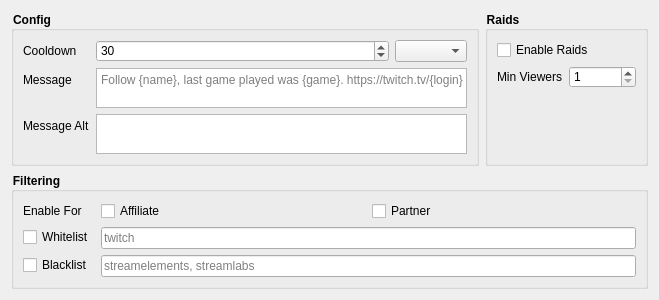
edoren/EdoBot, file components/auto_shoutout/config.ui: the form before one commit.
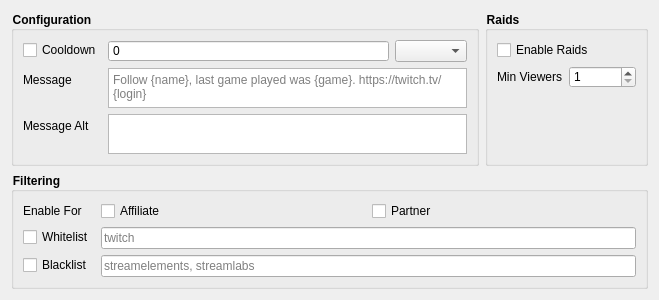
The form after the commit. Custom widgets are drawn as their Qt base class.

Commit message:
Added way to ignore the cooldown and only shoutout one time
- Added support for channel points

Diff of the .ui file:
```diff
--- a/components/auto_shoutout/config.ui
+++ b/components/auto_shoutout/config.ui
@@ -7,11 +7,14 @@
     <x>0</x>
     <y>0</y>
     <width>659</width>
-    <height>293</height>
+    <height>287</height>
    </rect>
   </property>
   <property name="windowTitle">
-   <string>Form</string>
+   <string notr="true">Form</string>
+  </property>
+  <property name="styleSheet">
+   <string notr="true">QGroupBox { font-weight: bold; }</string>
   </property>
   <layout class="QVBoxLayout" name="verticalLayout">
    <item>
@@ -19,36 +22,20 @@
      <item>
       <widget class="QGroupBox" name="configGroup">
        <property name="styleSheet">
-        <string notr="true">QGroupBox { font-weight: bold; }</string>
+        <string notr="true"/>
        </property>
        <property name="title">
-        <string>Config</string>
+        <string>Configuration</string>
        </property>
        <layout class="QVBoxLayout" name="verticalLayout_5">
         <item>
          <layout class="QFormLayout" name="formLayout">
-          <item row="0" column="0">
-           <widget class="QLabel" name="cooldown_label">
-            <property name="text">
-             <string>Cooldown</string>
-            </property>
-           </widget>
-          </item>
           <item row="0" column="1">
            <layout class="QHBoxLayout" name="horizontalLayout">
             <item>
              <widget class="QSpinBox" name="cooldown_spin_box">
-              <property name="sizePolicy">
-               <sizepolicy hsizetype="Expanding" vsizetype="Fixed">
-                <horstretch>0</horstretch>
-                <verstretch>0</verstretch>
-               </sizepolicy>
-              </property>
-              <property name="maximum">
-               <number>1440</number>
-              </property>
-              <property name="value">
-               <number>30</number>
+              <property name="buttonSymbols">
+               <enum>QAbstractSpinBox::NoButtons</enum>
               </property>
              </widget>
             </item>
@@ -125,6 +112,13 @@
             </property>
            </widget>
           </item>
+          <item row="0" column="0">
+           <widget class="QCheckBox" name="cooldown_check_box">
+            <property name="text">
+             <string>Cooldown</string>
+            </property>
+           </widget>
+          </item>
          </layout>
         </item>
        </layout>
@@ -246,6 +240,9 @@
    </item>
    <item>
     <spacer name="verticalSpacer">
+     <property name="orientation">
+      <enum>Qt::Vertical</enum>
+     </property>
      <property name="sizeHint" stdset="0">
       <size>
        <width>0</width>
```
Left out of the diff: 16 changed lines with no effect on the pictures. Lines whose indentation alone changed are shown as unchanged. The commit also changes 4 other files.
